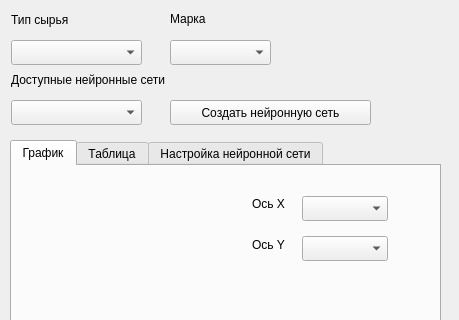
Before: the Qt Designer form server/src/widgets/viewforecast.ui in glebmillenium/forecasting-financial-time-series, drawn with Qt 5; both pictures show x 0 to 459 and y 0 to 320 of the 459 by 494 pixel window.
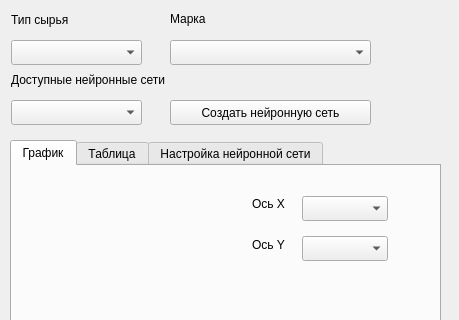
After: the same form once the commit is applied.

The edit to the form file:
```diff
--- a/server/src/widgets/viewforecast.ui
+++ b/server/src/widgets/viewforecast.ui
@@ -252,7 +252,7 @@
     <rect>
      <x>170</x>
      <y>40</y>
-     <width>101</width>
+     <width>201</width>
      <height>25</height>
     </rect>
    </property>
```
